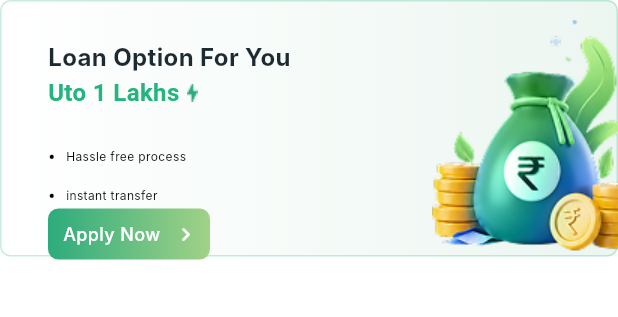
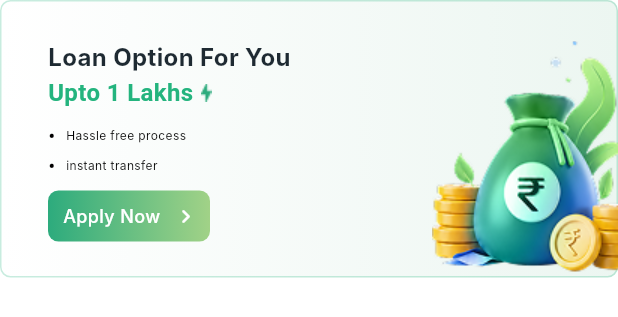
Before and after one commit to AryaMehta03/swipeloan_flutter_assessment, a Flutter app: the LoanOptionCard widget shown alone on an empty page, opened directly, on a phone screen of 412 x 824 dp. Shown: the top 317 px of the screen. Run offline on Flutter 3.47's test engine with Material 3 defaults, Android fonts, the phone set to English and light mode, and no system bars; our stand-ins replace flutter_svg; Roboto replaces fonts that are missing (Inter).

Commit message:
fix: improved loan options card UI

```diff
--- a/lib/features/home/presentation/widgets/loan_option_card.dart
+++ b/lib/features/home/presentation/widgets/loan_option_card.dart
@@ -9,7 +9,7 @@ class LoanOptionCard extends StatelessWidget {
   @override
   Widget build(BuildContext context) {
     return Container(
-      height: 171,
+      height: 185,
       width: double.infinity,
       padding: const EdgeInsets.only(left: 31, top: 25, bottom: 21),
       decoration: BoxDecoration(
@@ -52,7 +52,7 @@ class _LoanCardContent extends StatelessWidget {
               children: [
                 TextSpan(text: 'Loan Option For You\n'),
                 TextSpan(
-                  text: 'Uto 1 Lakhs',
+                  text: 'Upto 1 Lakhs',
                   style: TextStyle(color: AppColors.primary),
                 ),
                 WidgetSpan(
@@ -76,11 +76,11 @@ class _LoanCardContent extends StatelessWidget {
               color: AppColors.textPrimary,
             ),
           ),
-          SizedBox(height: 22),
+          SizedBox(height: 8),
           _LoanBulletText(text: 'Hassle free process'),
-          SizedBox(height: 9),
+          SizedBox(height: 3),
           _LoanBulletText(text: 'instant transfer'),
-          Spacer(),
+          SizedBox(height: 8),
           _ApplyNowButton(),
         ],
       ),
```
